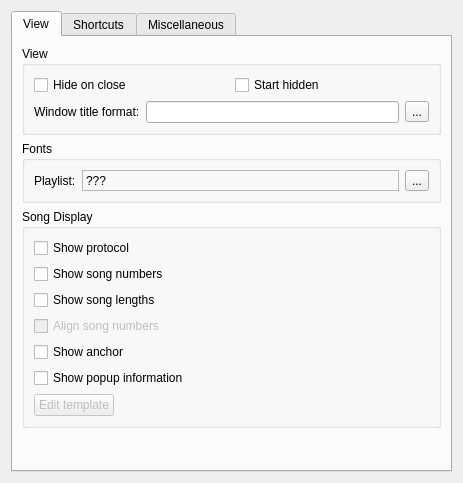
djdron/qmmp, file qmmp-plugin-pack/src/Ui/qsui/forms/qsuisettings.ui: the form before one commit.
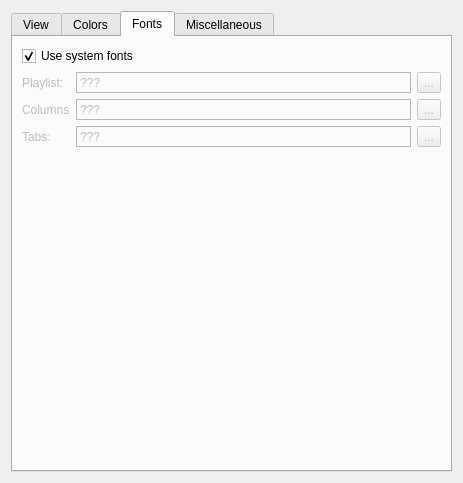
The form after the commit. The open tabs and pages were chosen to show the change. Custom widgets are drawn as their Qt base class.

Commit message: qsui: improved settings layout, prepare for font settings implementation

```diff
--- a/qmmp-plugin-pack/src/Ui/qsui/forms/qsuisettings.ui
+++ b/qmmp-plugin-pack/src/Ui/qsui/forms/qsuisettings.ui
@@ -27,7 +27,7 @@
        <item>
         <widget class="QGroupBox" name="groupBox">
          <property name="title">
-          <string>View</string>
+          <string>Main Window</string>
          </property>
          <layout class="QGridLayout" name="gridLayout_3">
           <item row="0" column="0">
@@ -68,69 +68,6 @@
          </layout>
         </widget>
        </item>
-       <item>
-        <widget class="QGroupBox" name="plGroupBox">
-         <property name="sizePolicy">
-          <sizepolicy hsizetype="Preferred" vsizetype="Fixed">
-           <horstretch>0</horstretch>
-           <verstretch>0</verstretch>
-          </sizepolicy>
-         </property>
-         <property name="title">
-          <string>Fonts</string>
-         </property>
-         <layout class="QGridLayout" name="gridLayout_2">
-          <item row="0" column="0">
-           <widget class="QLabel" name="label_2">
-            <property name="sizePolicy">
-             <sizepolicy hsizetype="Preferred" vsizetype="Preferred">
-              <horstretch>0</horstretch>
-              <verstretch>0</verstretch>
-             </sizepolicy>
-            </property>
-            <property name="maximumSize">
-             <size>
-              <width>80</width>
-              <height>16777215</height>
-             </size>
-            </property>
-            <property name="text">
-             <string>Playlist:</string>
-            </property>
-            <property name="alignment">
-             <set>Qt::AlignLeading|Qt::AlignLeft|Qt::AlignVCenter</set>
-            </property>
-           </widget>
-          </item>
-          <item row="0" column="1">
-           <widget class="QLabel" name="plFontLabel">
-            <property name="sizePolicy">
-             <sizepolicy hsizetype="Expanding" vsizetype="Preferred">
-              <horstretch>0</horstretch>
-              <verstretch>0</verstretch>
-             </sizepolicy>
-            </property>
-            <property name="frameShape">
-             <enum>QFrame::StyledPanel</enum>
-            </property>
-            <property name="frameShadow">
-             <enum>QFrame::Sunken</enum>
-            </property>
-            <property name="text">
-             <string>???</string>
-            </property>
-           </widget>
-          </item>
-          <item row="0" column="2">
-           <widget class="QToolButton" name="plFontButton">
-            <property name="text">
-             <string>...</string>
-            </property>
-           </widget>
-          </item>
-         </layout>
-        </widget>
-       </item>
        <item>
         <widget class="QGroupBox" name="groupBox_2">
          <property name="title">
@@ -229,56 +166,9 @@
      </widget>
      <widget class="QWidget" name="tab_5">
       <attribute name="title">
-       <string>Shortcuts</string>
+       <string>Colors</string>
       </attribute>
-      <layout class="QGridLayout" name="gridLayout">
-       <item row="0" column="0" colspan="2">
-        <widget class="QTreeWidget" name="shortcutTreeWidget">
-         <property name="alternatingRowColors">
-          <bool>true</bool>
-         </property>
-         <property name="animated">
-          <bool>true</bool>
-         </property>
-         <column>
-          <property name="text">
-           <string>Action</string>
-          </property>
-         </column>
-         <column>
-          <property name="text">
-           <string>Shortcut</string>
-          </property>
-         </column>
-        </widget>
-       </item>
-       <item row="1" column="0">
-        <widget class="QPushButton" name="changeShortcutButton">
-         <property name="text">
-          <string>Change shortcut...</string>
-         </property>
-        </widget>
-       </item>
-       <item row="1" column="1">
-        <spacer name="horizontalSpacer_7">
-         <property name="orientation">
-          <enum>Qt::Horizontal</enum>
-         </property>
-         <property name="sizeHint" stdset="0">
-          <size>
-           <width>281</width>
-           <height>20</height>
-          </size>
-         </property>
-        </spacer>
-       </item>
-      </layout>
-     </widget>
-     <widget class="QWidget" name="tab_2">
-      <attribute name="title">
-       <string>Miscellaneous</string>
-      </attribute>
-      <layout class="QVBoxLayout" name="verticalLayout_4">
+      <layout class="QVBoxLayout" name="verticalLayout_5">
        <item>
         <widget class="QGroupBox" name="groupBox_4">
          <property name="title">
@@ -755,66 +645,215 @@
             </property>
            </widget>
           </item>
-          <item row="4" column="3">
-           <widget class="QLabel" name="label_15">
+         </layout>
+        </widget>
+       </item>
+       <item>
+        <spacer name="verticalSpacer_4">
+         <property name="orientation">
+          <enum>Qt::Vertical</enum>
+         </property>
+         <property name="sizeHint" stdset="0">
+          <size>
+           <width>20</width>
+           <height>129</height>
+          </size>
+         </property>
+        </spacer>
+       </item>
+      </layout>
+     </widget>
+     <widget class="QWidget" name="tab_3">
+      <attribute name="title">
+       <string>Fonts</string>
+      </attribute>
+      <layout class="QVBoxLayout" name="verticalLayout_6">
+       <item>
+        <widget class="QCheckBox" name="checkBox">
+         <property name="text">
+          <string>Use system fonts</string>
+         </property>
+         <property name="checked">
+          <bool>true</bool>
+         </property>
+        </widget>
+       </item>
+       <item>
+        <widget class="QWidget" name="widget" native="true">
+         <property name="enabled">
+          <bool>false</bool>
+         </property>
+         <layout class="QGridLayout" name="gridLayout">
+          <property name="margin">
+           <number>0</number>
+          </property>
+          <item row="0" column="0">
+           <widget class="QLabel" name="label_2">
+            <property name="sizePolicy">
+             <sizepolicy hsizetype="Preferred" vsizetype="Preferred">
+              <horstretch>0</horstretch>
+              <verstretch>0</verstretch>
+             </sizepolicy>
+            </property>
+            <property name="maximumSize">
+             <size>
+              <width>80</width>
+              <height>16777215</height>
+             </size>
+            </property>
             <property name="text">
-             <string>Group text:</string>
+             <string>Playlist:</string>
             </property>
+            <property name="alignment">
+             <set>Qt::AlignLeading|Qt::AlignLeft|Qt::AlignVCenter</set>
+            </property>
            </widget>
           </item>
-          <item row="4" column="1">
-           <widget class="ColorWidget" name="plGrBgColor">
-            <property name="enabled">
-             <bool>false</bool>
+          <item row="0" column="1">
+           <widget class="QLabel" name="plFontLabel">
+            <property name="sizePolicy">
+             <sizepolicy hsizetype="Expanding" vsizetype="Preferred">
+              <horstretch>0</horstretch>
+              <verstretch>0</verstretch>
+             </sizepolicy>
             </property>
+            <property name="frameShape">
+             <enum>QFrame::StyledPanel</enum>
+            </property>
+            <property name="frameShadow">
+             <enum>QFrame::Sunken</enum>
+            </property>
+            <property name="text">
+             <string>???</string>
+            </property>
+           </widget>
+          </item>
+          <item row="0" column="2">
+           <widget class="QToolButton" name="plFontButton">
+            <property name="text">
+             <string>...</string>
+            </property>
+           </widget>
+          </item>
+          <item row="1" column="0">
+           <widget class="QLabel" name="label_16">
             <property name="sizePolicy">
-             <sizepolicy hsizetype="Fixed" vsizetype="Fixed">
+             <sizepolicy hsizetype="Preferred" vsizetype="Preferred">
               <horstretch>0</horstretch>
               <verstretch>0</verstretch>
              </sizepolicy>
             </property>
-            <property name="minimumSize">
+            <property name="maximumSize">
              <size>
-              <width>20</width>
-              <height>20</height>
+              <width>80</width>
+              <height>16777215</height>
              </size>
             </property>
+            <property name="text">
+             <string>Columns</string>
+            </property>
+            <property name="alignment">
+             <set>Qt::AlignLeading|Qt::AlignLeft|Qt::AlignVCenter</set>
+            </property>
+           </widget>
+          </item>
+          <item row="1" column="1">
+           <widget class="QLabel" name="columnFontLabel">
+            <property name="sizePolicy">
+             <sizepolicy hsizetype="Expanding" vsizetype="Preferred">
+              <horstretch>0</horstretch>
+              <verstretch>0</verstretch>
+             </sizepolicy>
+            </property>
             <property name="frameShape">
-             <enum>QFrame::Box</enum>
+             <enum>QFrame::StyledPanel</enum>
             </property>
             <property name="frameShadow">
-             <enum>QFrame::Plain</enum>
+             <enum>QFrame::Sunken</enum>
             </property>
+            <property name="text">
+             <string>???</string>
+            </property>
            </widget>
           </item>
-          <item row="4" column="4">
-           <widget class="ColorWidget" name="plGrTextColor">
-            <property name="enabled">
-             <bool>false</bool>
+          <item row="1" column="2">
+           <widget class="QToolButton" name="columnFontButton">
+            <property name="text">
+             <string>...</string>
             </property>
+           </widget>
+          </item>
+          <item row="2" column="0">
+           <widget class="QLabel" name="label_17">
             <property name="sizePolicy">
-             <sizepolicy hsizetype="Fixed" vsizetype="Fixed">
+             <sizepolicy hsizetype="Preferred" vsizetype="Preferred">
               <horstretch>0</horstretch>
               <verstretch>0</verstretch>
              </sizepolicy>
             </property>
-            <property name="minimumSize">
+            <property name="maximumSize">
              <size>
-              <width>20</width>
-              <height>20</height>
+              <width>80</width>
+              <height>16777215</height>
              </size>
             </property>
+            <property name="text">
+             <string>Tabs:</string>
+            </property>
+            <property name="alignment">
+             <set>Qt::AlignLeading|Qt::AlignLeft|Qt::AlignVCenter</set>
+            </property>
+           </widget>
+          </item>
+          <item row="2" column="1">
+           <widget class="QLabel" name="tabsFontLabel">
+            <property name="sizePolicy">
+             <sizepolicy hsizetype="Expanding" vsizetype="Preferred">
+              <horstretch>0</horstretch>
+              <verstretch>0</verstretch>
+             </sizepolicy>
+            </property>
             <property name="frameShape">
-             <enum>QFrame::Box</enum>
+             <enum>QFrame::StyledPanel</enum>
             </property>
             <property name="frameShadow">
-             <enum>QFrame::Plain</enum>
+             <enum>QFrame::Sunken</enum>
             </property>
+            <property name="text">
+             <string>???</string>
+            </property>
            </widget>
           </item>
+          <item row="2" column="2">
+           <widget class="QToolButton" name="tabsFontButton">
+            <property name="text">
+             <string>...</string>
+            </property>
+           </widget>
+          </item>
          </layout>
         </widget>
        </item>
+       <item>
+        <spacer name="verticalSpacer_3">
+         <property name="orientation">
+          <enum>Qt::Vertical</enum>
+         </property>
+         <property name="sizeHint" stdset="0">
+          <size>
+           <width>308</width>
+           <height>382</height>
+          </size>
+         </property>
+        </spacer>
+       </item>
+      </layout>
+     </widget>
+     <widget class="QWidget" name="tab_2">
+      <attribute name="title">
+       <string>Miscellaneous</string>
+      </attribute>
+      <layout class="QVBoxLayout" name="verticalLayout_4">
        <item>
         <widget class="QGroupBox" name="groupBox_5">
          <property name="title">
```
Left out of the diff: 481 changed lines with no effect on the pictures. The commit also changes 8 other files.
